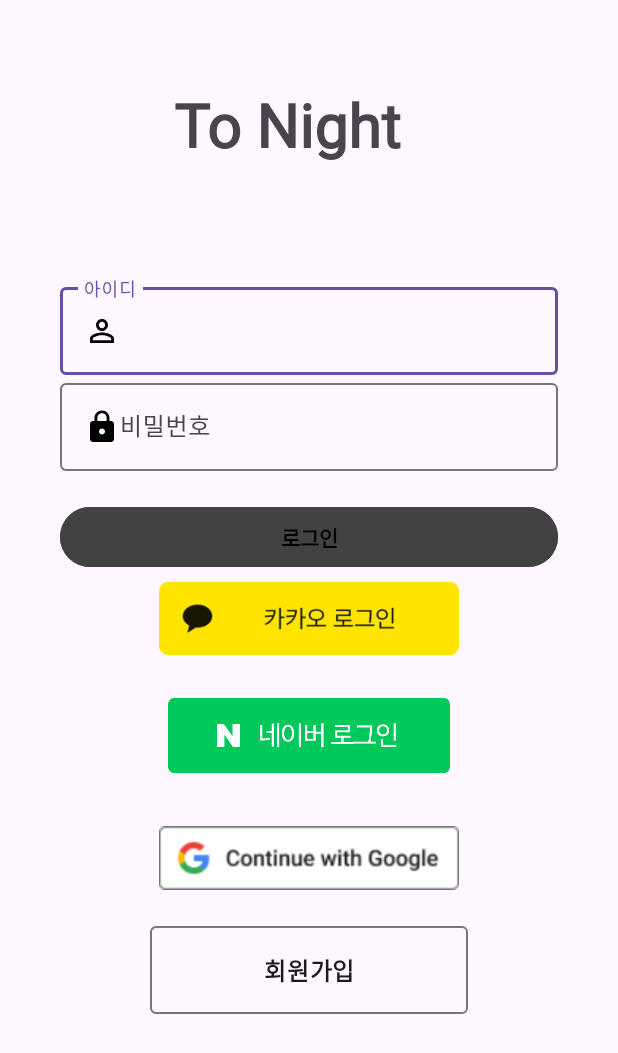
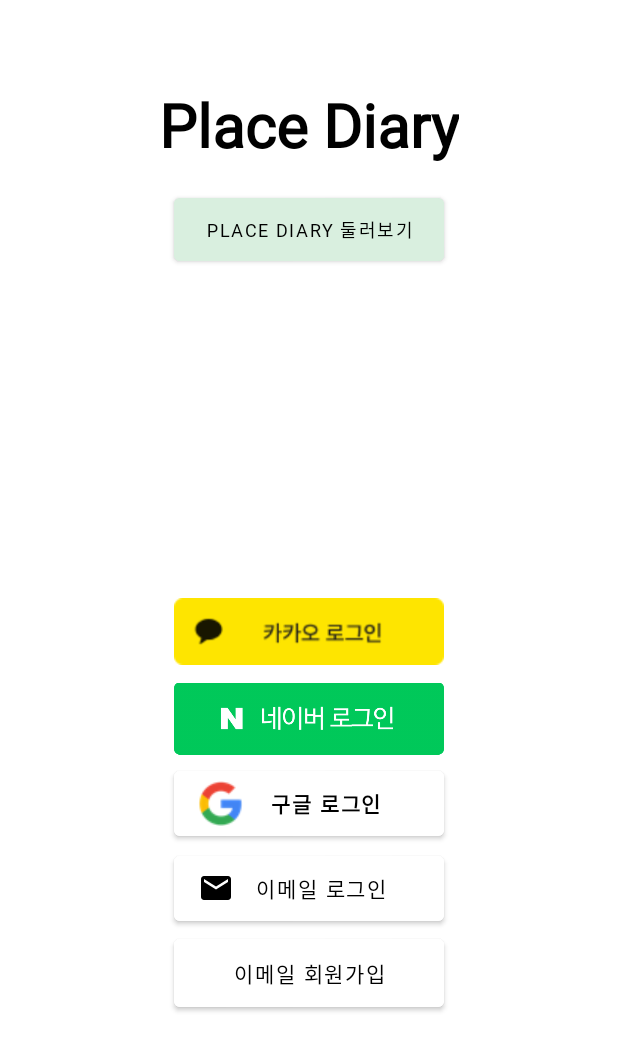
Before and after one commit to ChoKwangEun1021/Tonight, an Android app: the LoginActivity screen opened directly, with no data from a screen before it, on a phone screen of 412 x 824 dp. Shown: the top 1053 px of the screen. Run offline under Robolectric (Android 15) with nearby library versions, the phone set to English and light mode, and no system bars.

Commit message:
Login xml 작업 Test

```diff
--- a/app/src/main/AndroidManifest.xml
+++ b/app/src/main/AndroidManifest.xml
@@ -18,6 +18,9 @@
         android:usesCleartextTraffic="true"
         tools:targetApi="31">
         <activity
+            android:name=".activites.SinupActivity"
+            android:exported="false" />
+        <activity
             android:name=".activites.LoginActivity"
             android:exported="false" />
         <activity
--- /dev/null
+++ b/app/src/main/java/com/weare2024/tonight/activites/SinupActivity.kt
@@ -0,0 +1,20 @@
+package com.weare2024.tonight.activites
+
+import android.os.Bundle
+import androidx.activity.enableEdgeToEdge
+import androidx.appcompat.app.AppCompatActivity
+import androidx.core.view.ViewCompat
+import androidx.core.view.WindowInsetsCompat
+import com.weare2024.tonight.R
+import com.weare2024.tonight.databinding.ActivitySinupBinding
+
+class SinupActivity : AppCompatActivity() {
+
+    private val binding by lazy { ActivitySinupBinding.inflate(layoutInflater) }
+
+    override fun onCreate(savedInstanceState: Bundle?) {
+        super.onCreate(savedInstanceState)
+        setContentView(binding.root)
+
+    }
+}
--- /dev/null
+++ b/app/src/main/res/drawable/baseline_arrow_back_24.xml
@@ -0,0 +1,5 @@
+<vector xmlns:android="http://schemas.android.com/apk/res/android" android:autoMirrored="true" android:height="24dp" android:tint="#000000" android:viewportHeight="24" android:viewportWidth="24" android:width="24dp">
+
+    <path android:fillColor="@android:color/white" android:pathData="M20,11H7.83l5.59,-5.59L12,4l-8,8 8,8 1.41,-1.41L7.83,13H20v-2z"/>
+
+</vector>
--- /dev/null
+++ b/app/src/main/res/drawable/baseline_email_24.xml
@@ -0,0 +1,5 @@
+<vector xmlns:android="http://schemas.android.com/apk/res/android" android:height="24dp" android:tint="#000000" android:viewportHeight="24" android:viewportWidth="24" android:width="24dp">
+
+    <path android:fillColor="@android:color/white" android:pathData="M20,4L4,4c-1.1,0 -1.99,0.9 -1.99,2L2,18c0,1.1 0.9,2 2,2h16c1.1,0 2,-0.9 2,-2L22,6c0,-1.1 -0.9,-2 -2,-2zM20,8l-8,5 -8,-5L4,6l8,5 8,-5v2z"/>
+
+</vector>
--- a/app/src/main/res/layout/activity_login.xml
+++ b/app/src/main/res/layout/activity_login.xml
@@ -1,113 +1,121 @@
-<RelativeLayout xmlns:android="http://schemas.android.com/apk/res/android"
+<?xml version="1.0" encoding="utf-8"?>
+<LinearLayout xmlns:android="http://schemas.android.com/apk/res/android"
     xmlns:app="http://schemas.android.com/apk/res-auto"
     xmlns:tools="http://schemas.android.com/tools"
-    android:id="@+id/main"
     android:layout_width="match_parent"
     android:layout_height="match_parent"
+    android:orientation="vertical"
+    android:background="@color/white"
     tools:context=".activites.LoginActivity">
 
     <TextView
-        android:id="@+id/tv"
-        android:layout_width="match_parent"
+        android:id="@+id/tv_title"
+        android:layout_width="wrap_content"
         android:layout_height="wrap_content"
-        android:layout_centerHorizontal="true"
-        android:layout_marginLeft="200dp"
+        android:layout_gravity="center"
         android:layout_marginTop="40dp"
         android:fontFamily="@font/hakgyoansim_bombanghak_r"
         android:padding="16dp"
-        android:text="To Night"
-        android:textSize="40dp"
+        android:text="Place Diary"
+        android:textColor="@color/black"
+        android:textSize="40sp"
         android:textStyle="bold" />
 
-    <com.google.android.material.textfield.TextInputLayout
-        android:id="@+id/tv_ID"
-        android:layout_width="match_parent"
+    <Button
+        android:id="@+id/btn_go"
+        android:layout_width="180dp"
         android:layout_height="wrap_content"
-        android:layout_below="@id/tv"
-        android:layout_marginLeft="40dp"
-        android:layout_marginTop="60dp"
-        android:layout_marginRight="40dp"
-        android:hint="아이디">
-
-        <com.google.android.material.textfield.TextInputEditText
-            android:layout_width="match_parent"
-            android:layout_height="wrap_content"
-            android:inputType="text"
-            android:drawableStart="@drawable/baseline_perm_identity_24"/>
-    </com.google.android.material.textfield.TextInputLayout>
-
-    <com.google.android.material.textfield.TextInputLayout
-        android:id="@+id/tv_pass_word"
-        android:layout_width="match_parent"
-        android:layout_height="wrap_content"
-        android:layout_below="@id/tv_ID"
-        android:layout_marginLeft="40dp"
-        android:layout_marginRight="40dp"
-        android:hint="비밀번호"
-        >
-
-        <com.google.android.material.textfield.TextInputEditText
-            android:layout_width="match_parent"
-            android:layout_height="wrap_content"
-            android:inputType="textPassword"
-            android:drawableStart="@drawable/baseline_lock_24"/>
-    </com.google.android.material.textfield.TextInputLayout>
-
-    <Button
-        android:id="@+id/btn_login"
-        android:layout_width="match_parent"
-        android:layout_height="wrap_content"
-        android:layout_below="@id/tv_pass_word"
-        android:layout_marginLeft="40dp"
-        android:layout_marginTop="20dp"
-        android:layout_marginRight="40dp"
-        android:backgroundTint="@color/cardview_dark_background"
-        android:text="로그인"
+        android:padding="12dp"
+        style="@style/Widget.MaterialComponents.Button"
+        android:backgroundTint="#D9EFDF"
+        android:text="place diary 둘러보기"
+        android:textSize="12sp"
         android:textColor="@color/black"
-        android:textStyle="bold" />
+        android:fontFamily="@font/hakgyoansim_bombanghak_r"
+        android:layout_gravity="center"/>
 
     <ImageView
-        android:id="@+id/naver"
-        android:layout_width="200dp"
-        android:layout_height="50dp"
-        android:layout_below="@id/btn_login"
-        android:layout_centerHorizontal="true"
-        android:layout_marginTop="83dp"
-        android:src="@drawable/naver" />
+        android:id="@+id/iv_night"
+        android:layout_width="250dp"
+        android:layout_height="200dp"
+        android:layout_marginBottom="16dp"
+        android:layout_gravity="center"/>
 
-    <ImageView
-        android:id="@+id/kakao"
-        android:layout_width="200dp"
-        android:layout_height="50dp"
-        android:layout_below="@id/btn_login"
-        android:layout_centerHorizontal="true"
-        android:layout_marginTop="5dp"
-        android:src="@drawable/kakao" />
+    <RelativeLayout
+        android:layout_width="match_parent"
+        android:layout_height="wrap_content" >
 
-    <ImageView
-        android:id="@+id/google"
-        android:layout_width="200dp"
-        android:layout_height="80dp"
-        android:layout_below="@id/btn_login"
-        android:layout_centerHorizontal="true"
-        android:layout_marginTop="150dp"
-        android:src="@drawable/google" />
+        <ImageView
+            android:id="@+id/btn_login_kakao"
+            android:layout_width="180dp"
+            android:layout_height="50dp"
+            android:src="@drawable/kakao_login"
+            android:background="@color/white"
+            android:layout_marginBottom="8dp"
+            android:layout_centerHorizontal="true"/>
 
-    <com.google.android.material.textfield.TextInputLayout
-        android:layout_width="match_parent"
-        android:layout_height="wrap_content"
-        android:layout_below="@id/google"
-        android:layout_marginLeft="100dp"
-        android:layout_marginRight="100dp">
+        <ImageView
+            android:id="@+id/btn_login_naver"
+            android:layout_width="180dp"
+            android:layout_height="50dp"
+            android:layout_below="@id/btn_login_kakao"
+            android:layout_marginBottom="4dp"
+            android:layout_centerHorizontal="true"
+            android:src="@drawable/naver_login" />
 
-        <com.google.android.material.textfield.TextInputEditText
-            android:layout_width="match_parent"
+        <Button
+            android:id="@+id/btn_login_google"
+            android:layout_width="180dp"
+            android:layout_height="55dp"
+            style="@style/Widget.MaterialComponents.Button"
+            android:backgroundTint="@color/white"
+            android:text="구글 로그인"
+            android:textStyle="bold"
+            android:textColor="@color/black"
+            android:drawableLeft="@drawable/google_logo"
+            android:layout_marginBottom="1dp"
+            android:paddingEnd="32dp"
+            android:layout_centerHorizontal="true"
+            android:layout_below="@id/btn_login_naver" />
+
+        <Button
+            android:id="@+id/btn_login"
+            android:layout_width="180dp"
+            android:layout_height="55dp"
+            style="@style/Widget.MaterialComponents.Button"
+            android:backgroundTint="@color/white"
+            android:text="이메일 로그인"
+            android:textColor="@color/black"
+            android:fontFamily="@font/hakgyoansim_bombanghak_r"
+            android:drawableLeft="@drawable/baseline_email_24"
+            android:paddingEnd="32dp"
+            android:layout_centerHorizontal="true"
+            android:layout_below="@id/btn_login_google" />
+
+        <Button
+            android:id="@+id/btn_signup"
+            android:layout_width="180dp"
             android:layout_height="wrap_content"
-            android:text="회원가입"
-            android:textStyle="bold"
-            android:gravity="center"/>
+            android:padding="12dp"
+            style="@style/Widget.MaterialComponents.Button"
+            android:layout_below="@id/btn_login"
+            android:backgroundTint="@color/white"
+            android:text="이메일 회원가입"
+            android:textColor="@color/black"
+            android:fontFamily="@font/hakgyoansim_bombanghak_r"
+            android:layout_centerHorizontal="true"
+            android:layout_marginBottom="16dp"/>
 
-    </com.google.android.material.textfield.TextInputLayout>
+    </RelativeLayout>
 
+<!--    <TextView-->
+<!--        android:id="@+id/tv_"-->
+<!--        android:layout_width="wrap_content"-->
+<!--        android:layout_height="wrap_content"-->
+<!--        android:text="CKE STUDIO"-->
+<!--        android:textStyle="bold"-->
+<!--        android:textColor="@color/black"-->
+<!--        android:layout_gravity="bottom|center"-->
+<!--        android:layout_marginBottom="16dp"/>-->
 
-</RelativeLayout>
+</LinearLayout>
--- /dev/null
+++ b/app/src/main/res/layout/activity_sinup.xml
@@ -0,0 +1,47 @@
+<?xml version="1.0" encoding="utf-8"?>
+<LinearLayout xmlns:android="http://schemas.android.com/apk/res/android"
+    xmlns:app="http://schemas.android.com/apk/res-auto"
+    xmlns:tools="http://schemas.android.com/tools"
+    android:id="@+id/main"
+    android:layout_width="match_parent"
+    android:layout_height="match_parent"
+    android:orientation="vertical"
+    android:padding="16dp"
+    tools:context=".activites.SinupActivity">
+
+    <Toolbar
+        android:id="@+id/Toolbar"
+        android:layout_width="match_parent"
+        android:layout_height="?attr/actionBarSize"
+        android:navigationIcon="@drawable/baseline_arrow_back_24" />
+
+    <ImageView
+        android:layout_width="120dp"
+        android:layout_height="120dp"
+        android:src="@drawable/catd"
+        android:layout_marginTop="40dp"
+        android:layout_gravity="center" />
+
+    <TextView
+        android:layout_width="wrap_content"
+        android:layout_height="wrap_content"
+        android:text="이메일로 계정 생성"
+        android:textStyle="bold"
+        android:textSize="16dp"
+        android:layout_gravity="center"/>
+
+    <com.google.android.material.textfield.TextInputLayout
+        android:layout_width="match_parent"
+        android:layout_height="wrap_content"
+        android:hint="이메일:"
+        android:layout_marginRight="40dp"
+        android:layout_marginLeft="40dp">
+
+        <com.google.android.material.textfield.TextInputEditText
+            android:layout_width="match_parent"
+            android:layout_height="wrap_content"
+            />
+
+    </com.google.android.material.textfield.TextInputLayout>
+
+</LinearLayout>
```
Also changed, not shown: app/src/main/res/drawable/catd.png (added), app/src/main/res/drawable/google_logo.png (added), app/src/main/res/drawable/kakao.png (deleted), app/src/main/res/drawable/kakao_login.png (added), app/src/main/res/drawable/naver_login.png (added).
